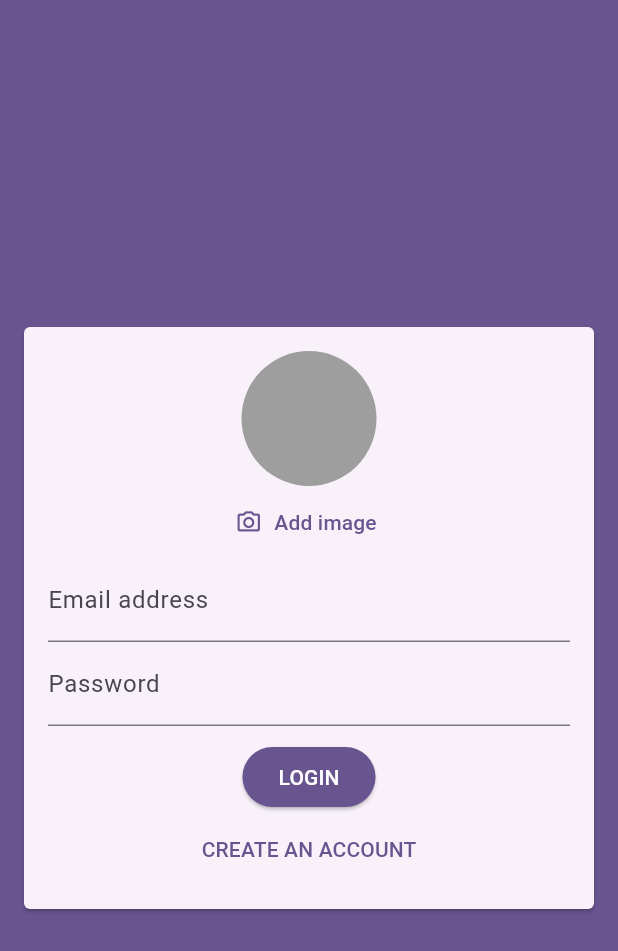
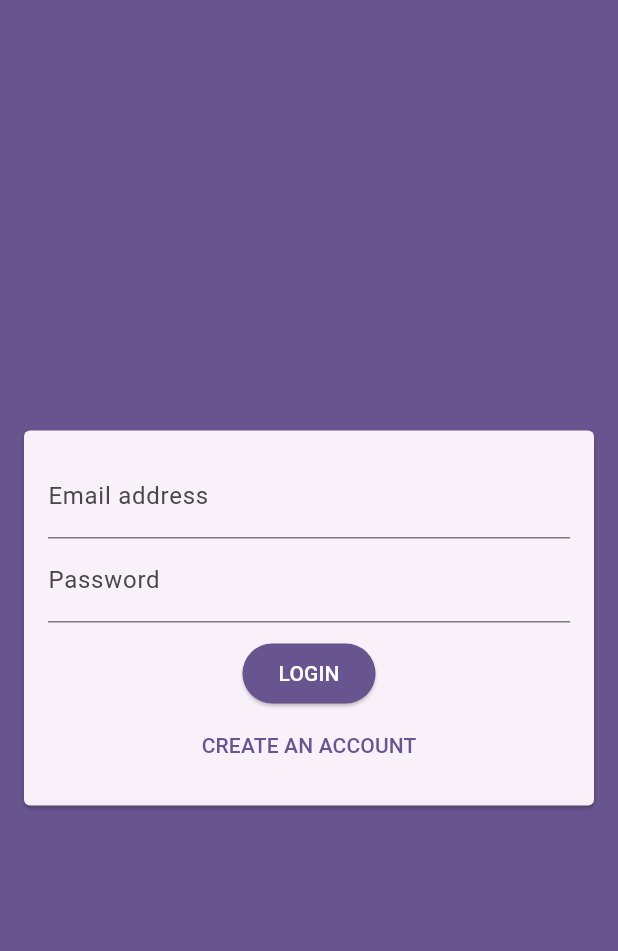
Before and after one commit to RichFlair/chat_app, a Flutter app: the screen it shows after launch, on a phone screen of 412 x 824 dp. Shown: the top 951 px of the screen. Run offline on Flutter 3.47's test engine with Material 3 defaults, Android fonts, the phone set to English and light mode, and no system bars; our stand-ins replace cloud_firestore, firebase_auth, firebase_core, image_picker; accounts and stored records are empty.

Commit message:
adding an image picker

```diff
--- a/lib/screens/auth_screen.dart
+++ b/lib/screens/auth_screen.dart
@@ -38,7 +38,7 @@ class _AuthScreenState extends State<AuthScreen> {
           email: email,
           password: password,
         );
-        // after creating the user add data to Firestore
+        // adding user data to Firestore
         await FirebaseFirestore.instance
             .collection('users')
             .doc(authResult.user?.uid)
--- a/lib/widgets/auth/auth_form.dart
+++ b/lib/widgets/auth/auth_form.dart
@@ -60,7 +60,7 @@ class _AuthFormState extends State<AuthForm> {
             child: Column(
               mainAxisSize: MainAxisSize.min,
               children: [
-                const ImagePickerForm(),
+                if (_authMode == AuthMode.signup) const ImagePickerForm(),
                 // Email textfield
                 TextFormField(
                   key: const ValueKey('email'),
```
